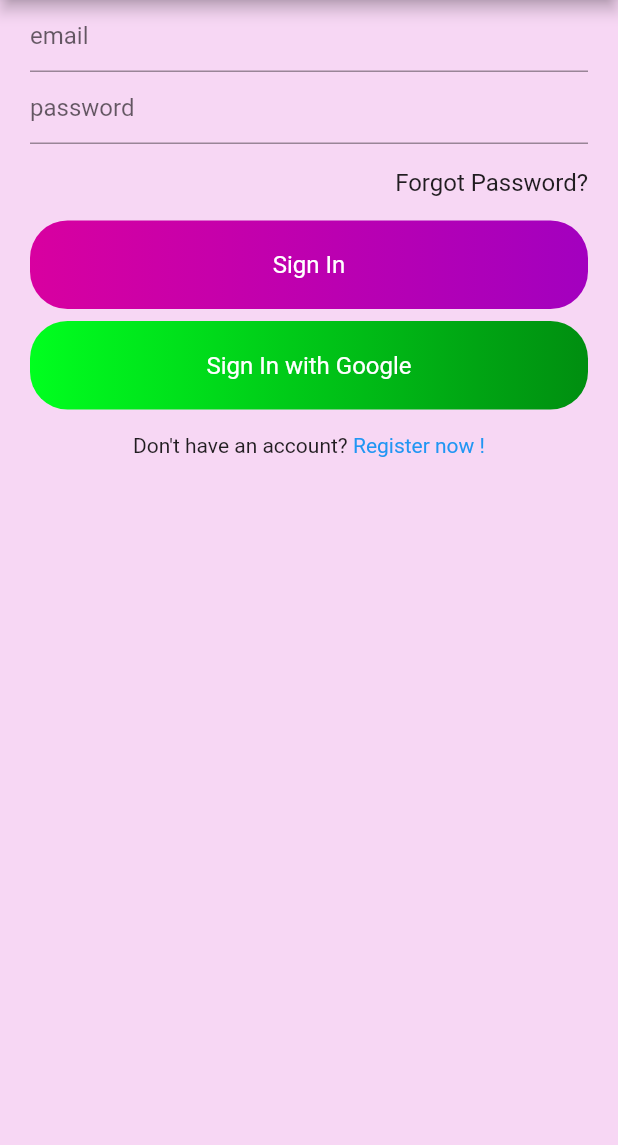
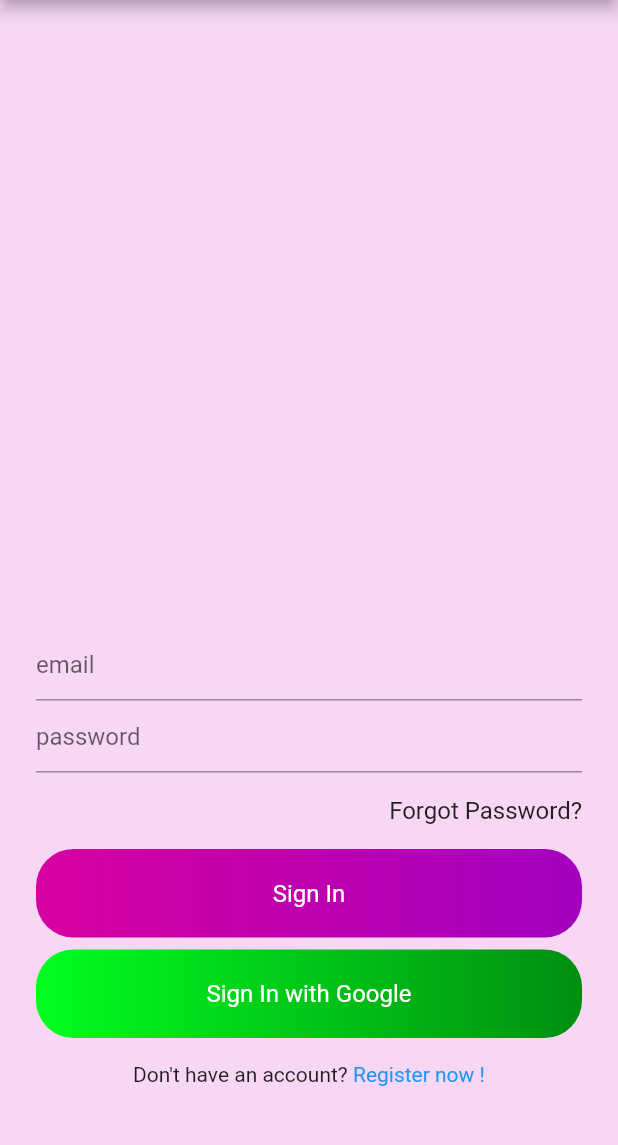
Before and after one commit to AAAAAAAHSAN/Chat_App_Flutter, a Flutter app: the screen it shows after launch, on a phone screen of 412 x 824 dp, the part 84-1229 px from its top. Run offline on Flutter 3.47's test engine with Material 2 defaults, Android fonts, the phone set to English and light mode, and no system bars; our stand-ins replace firebase_auth; accounts and stored records are empty.

Commit message:
update android studio and changed some files

```diff
--- a/lib/module/user.dart
+++ b/lib/module/user.dart
@@ -1,6 +1,6 @@
-class User{
+class MyUser{
   String userId;
-  User({
+  MyUser({
     this.userId,
 });
 }
--- a/lib/views/signin.dart
+++ b/lib/views/signin.dart
@@ -12,9 +12,15 @@ class _SignInState extends State<SignIn> {
   Widget build(BuildContext context) {
     return Scaffold(
       appBar: appBarMain(context),
-      body: Container(
-        padding: EdgeInsets.symmetric(horizontal:20,),
+      body: SingleChildScrollView(
+        child: Container(
+          height: MediaQuery.of(context).size.height-50,
+          alignment: Alignment.bottomCenter,
+          child: Container(
+            padding: EdgeInsets.symmetric(horizontal:24,),
+
             child: Column(
+              mainAxisSize: MainAxisSize.min,
               children: [
                 TextField(
                   decoration: InputDecoration(
@@ -93,8 +99,11 @@ class _SignInState extends State<SignIn> {
                       Text("Register now !",style: TextStyle(color: Colors.blue),),
                     ],
                   ),
-            )
+                ),
+                SizedBox(height: 50,)
               ],
+            ),
+          ),
         ),
       ),
     );
--- a/pubspec.yaml
+++ b/pubspec.yaml
@@ -28,7 +28,8 @@ dependencies:
   # The following adds the Cupertino Icons font to your application.
   # Use with the CupertinoIcons class for iOS style icons.
   cupertino_icons: ^0.1.3
-  firebase_auth: ^0.16.0
+  firebase_core: "^0.5.0+1"
+  firebase_auth: "^0.18.1+2"
 
 dev_dependencies:
   flutter_test:
```
Also changed, not shown: lib/services/auth.dart (+4 -4 lines), lib/views/signup.dart (+34 -6 lines), pubspec.lock, 1 other file. Lines whose indentation alone changed are shown as unchanged.
